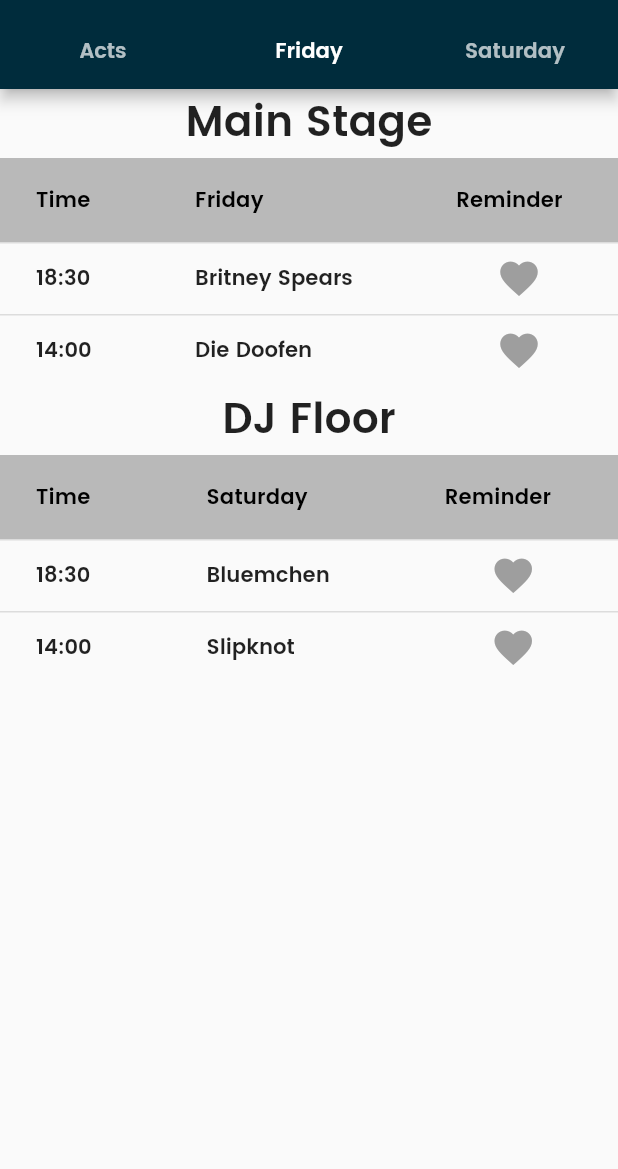
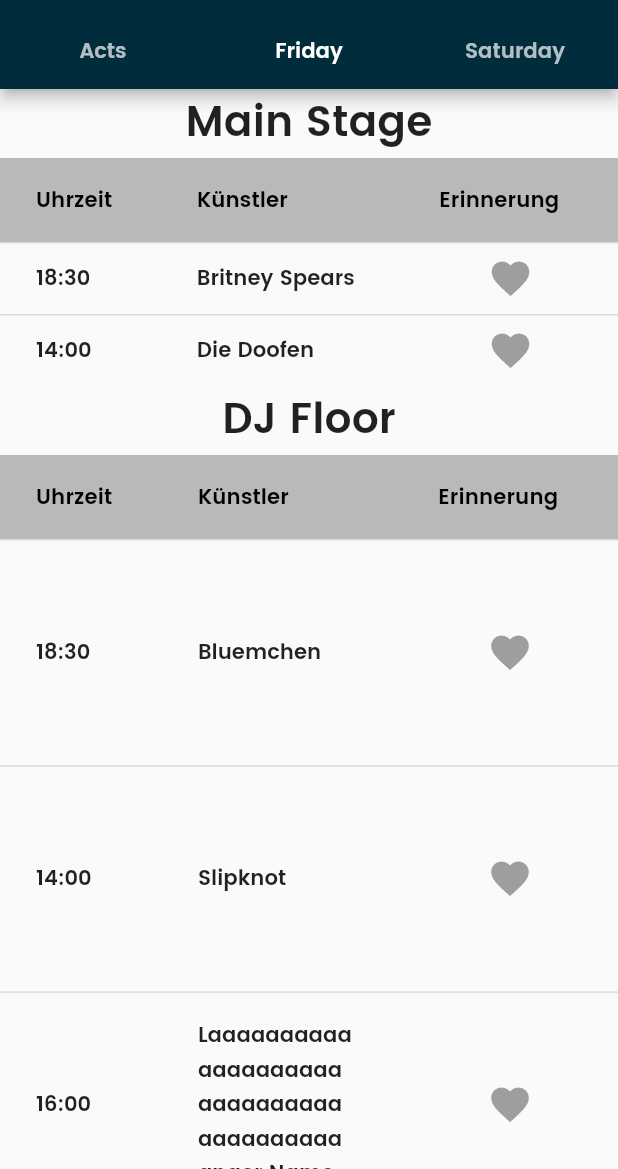
Before and after one commit to Kartell-der-Liebe/FlutterApp, a Flutter app: the LineUpPage screen opened by its route, tab 2 chosen, on a phone screen of 412 x 824 dp, the part 67-1236 px from its top. Run offline on Flutter 3.47's test engine with Material 2 defaults, Android fonts, the phone set to English and light mode, and no system bars; drawn by our look-alikes of like_button; our stand-ins replace expandable, flare_flutter, flutter_local_notifications, flutter_timezone, fluttertoast, shared_preferences and 1 more; missing offline and left inert: webfeed; accounts and stored records are empty.

Commit message:
Resize columns height depending on logest artist name

```diff
--- a/assets/json/timeTableFriday.json
+++ b/assets/json/timeTableFriday.json
@@ -26,6 +26,11 @@
         "day": "27",
         "time": "14:00",
         "name": "Slipknot"
+      },
+      {
+        "day": "27",
+        "time": "16:00",
+        "name": "Laaaaaaaaaaaaaaaaaaaaaaaaaaaaaaaaaaaaaaaaanger Name"
       }
     ]
   }
--- a/lib/lineUp/acts.dart
+++ b/lib/lineUp/acts.dart
@@ -30,7 +30,7 @@
 class ActList extends StatelessWidget {
   final List<Act> acts;
 
-  ActList({super.key, required this.acts});
+  const ActList({super.key, required this.acts});
 
   @override
   Widget build(BuildContext context) {
@@ -39,23 +39,23 @@
         itemCount: acts.length,
         itemBuilder: (BuildContext context, int index) {
           return Card(
-              child: new Container(
-            constraints: new BoxConstraints.expand(
+              child: Container(
+            constraints: const BoxConstraints.expand(
               height: 200.0,
             ),
-            padding: new EdgeInsets.only(left: 16.0, bottom: 8.0, right: 16.0),
-            margin: new EdgeInsets.only(bottom: 4),
-            decoration: new BoxDecoration(
-              image: new DecorationImage(
-                image: new AssetImage(acts[index].image),
+            padding: const EdgeInsets.only(left: 16.0, bottom: 8.0, right: 16.0),
+            margin: const EdgeInsets.only(bottom: 4),
+            decoration: BoxDecoration(
+              image: DecorationImage(
+                image: AssetImage(acts[index].image),
                 fit: BoxFit.cover,
               ),
             ),
-            child: new Stack(
+            child: Stack(
               children: <Widget>[
-                new Center(
-                  child: new Text(acts[index].name,
-                      style: new TextStyle(
+                Center(
+                  child: Text(acts[index].name,
+                      style: const TextStyle(
                         fontWeight: FontWeight.bold,
                         fontSize: 20.0,
                       )),
--- a/lib/lineUp/timeTable.dart
+++ b/lib/lineUp/timeTable.dart
@@ -55,8 +55,9 @@
   SharedPreferences? preferences;
   final int year = 2023;
   final int month = DateTime.august;
-  final InitializationSettings initializationSettings = const InitializationSettings(
-      android: AndroidInitializationSettings('app_icon'));
+  final InitializationSettings initializationSettings =
+      const InitializationSettings(
+          android: AndroidInitializationSettings('app_icon'));
 
   @override
   void initState() {
@@ -77,15 +78,46 @@
       const Text("Main Stage", textScaleFactor: 2, textAlign: TextAlign.center),
       DataTable(
           headingRowColor: MaterialStateProperty.all(Colors.black26),
+          columnSpacing: MediaQuery.of(context).size.width * 0.1,
+          dataRowMaxHeight: _textSize(
+                              widget.timeTable.elementAt(0).acts.reduce((a, b) {
+                                return a.name.length > b.name.length ? a : b;
+                              }).name,
+                              const TextStyle())
+                          .width /
+                      (MediaQuery.of(context).size.width * 0.25) *
+                      _textSize(
+                              widget.timeTable.elementAt(0).acts.reduce((a, b) {
+                                return a.name.length > b.name.length ? a : b;
+                              }).name,
+                              const TextStyle())
+                          .height *
+                      2.5 <=
+                  48
+              ? 48
+              : _textSize(
+                          widget.timeTable.elementAt(0).acts.reduce((a, b) {
+                            return a.name.length > b.name.length ? a : b;
+                          }).name,
+                          const TextStyle())
+                      .width /
+                  (MediaQuery.of(context).size.width * 0.25) *
+                  _textSize(
+                          widget.timeTable.elementAt(0).acts.reduce((a, b) {
+                            return a.name.length > b.name.length ? a : b;
+                          }).name,
+                          const TextStyle())
+                      .height *
+                  2.5,
           columns: const <DataColumn>[
             DataColumn(
-              label: Text('Time'),
+              label: Text('Uhrzeit'),
             ),
             DataColumn(
-              label: Text('Friday'),
+              label: Text('Künstler'),
             ),
             DataColumn(
-              label: Text('Reminder'),
+              label: Text('Erinnerung'),
             ),
           ],
           rows: widget.timeTable
@@ -115,7 +147,8 @@
                                 preferences!.remove(e.value.name);
                               } else {
                                 Fluttertoast.showToast(
-                                    msg: "Time for reminder is in the past",
+                                    msg:
+                                        "Zeit für eine Erinnerung ist in der Vergangenheit",
                                     toastLength: Toast.LENGTH_SHORT,
                                     gravity: ToastGravity.BOTTOM,
                                     timeInSecForIosWeb: 1,
@@ -143,11 +176,39 @@
         textAlign: TextAlign.center,
       ),
       DataTable(
+          dataRowMaxHeight: _textSize(
+                      widget.timeTable.elementAt(1).acts.reduce((a, b) {
+                        return a.name.length > b.name.length ? a : b;
+                      }).name,
+                      const TextStyle())
+                  .width /
+              (MediaQuery.of(context).size.width * 0.25) *
+              _textSize(
+                      widget.timeTable.elementAt(1).acts.reduce((a, b) {
+                        return a.name.length > b.name.length ? a : b;
+                      }).name,
+                      const TextStyle())
+                  .height *
+              2.5 <= 48 ? 48 : _textSize(
+              widget.timeTable.elementAt(1).acts.reduce((a, b) {
+                return a.name.length > b.name.length ? a : b;
+              }).name,
+              const TextStyle())
+              .width /
+              (MediaQuery.of(context).size.width * 0.25) *
+              _textSize(
+                  widget.timeTable.elementAt(1).acts.reduce((a, b) {
+                    return a.name.length > b.name.length ? a : b;
+                  }).name,
+                  const TextStyle())
+                  .height *
+              2.5,
+          columnSpacing: MediaQuery.of(context).size.width * 0.1,
           headingRowColor: MaterialStateProperty.all(Colors.black26),
           columns: const <DataColumn>[
-            DataColumn(label: Text('Time')),
-            DataColumn(label: Text('Saturday')),
-            DataColumn(label: Text('Reminder')),
+            DataColumn(label: Text('Uhrzeit')),
+            DataColumn(label: Text('Künstler')),
+            DataColumn(label: Text('Erinnerung')),
           ],
           rows: widget.timeTable
               .elementAt(1)
@@ -155,8 +216,18 @@
               .asMap()
               .entries
               .map((e) => DataRow(cells: [
-                    DataCell(Text(e.value.time)),
-                    DataCell(Text(e.value.name)),
+                    DataCell(ConstrainedBox(
+                        constraints: BoxConstraints(
+                            maxWidth: MediaQuery.of(context).size.width *
+                                0.25), //SET max width
+                        child: Text(e.value.time,
+                            overflow: TextOverflow.visible))),
+                    DataCell(ConstrainedBox(
+                        constraints: BoxConstraints(
+                            maxWidth: MediaQuery.of(context).size.width *
+                                0.25), //SET max width
+                        child: Text(e.value.name,
+                            overflow: TextOverflow.visible))),
                     DataCell(
                       LikeButton(
                         isLiked: preferences?.getBool(e.value.name) == null ||
@@ -218,7 +289,7 @@
             int.parse(act.time.split(':').last))
         .subtract(const Duration(minutes: 15));
     Fluttertoast.showToast(
-        msg: "Time for ${act.name} set at $timer",
+        msg: "Erinnerung für ${act.name} um $timer Uhr gesetzt",
         toastLength: Toast.LENGTH_SHORT,
         gravity: ToastGravity.BOTTOM,
         timeInSecForIosWeb: 1,
@@ -239,8 +310,7 @@
                 int.parse(act.time.split(':').last))
             .subtract(const Duration(minutes: 15)),
         const NotificationDetails(
-            android: AndroidNotificationDetails(
-                '0', 'Act reminder',
+            android: AndroidNotificationDetails('0', 'Act reminder',
                 icon: 'app_icon',
                 importance: Importance.max,
                 priority: Priority.high)),
@@ -248,4 +318,13 @@
         uiLocalNotificationDateInterpretation:
             UILocalNotificationDateInterpretation.absoluteTime);
   }
+
+  Size _textSize(String text, TextStyle style) {
+    final TextPainter textPainter = TextPainter(
+        text: TextSpan(text: text, style: style),
+        maxLines: 1,
+        textDirection: TextDirection.ltr)
+      ..layout(minWidth: 0, maxWidth: double.infinity);
+    return textPainter.size;
+  }
 }
```
